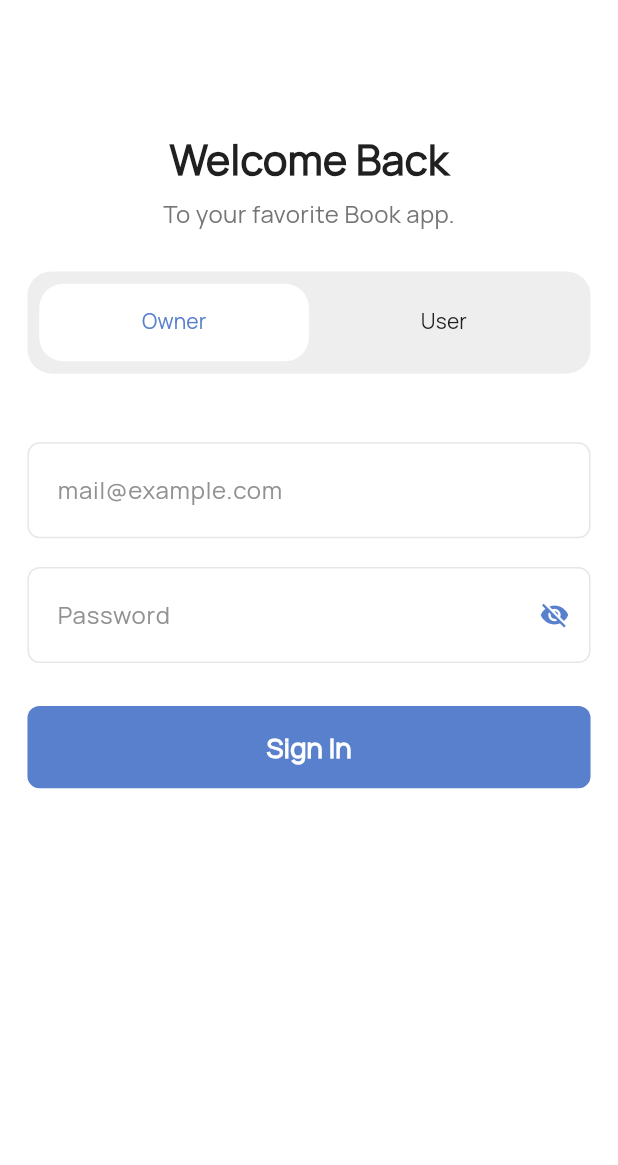
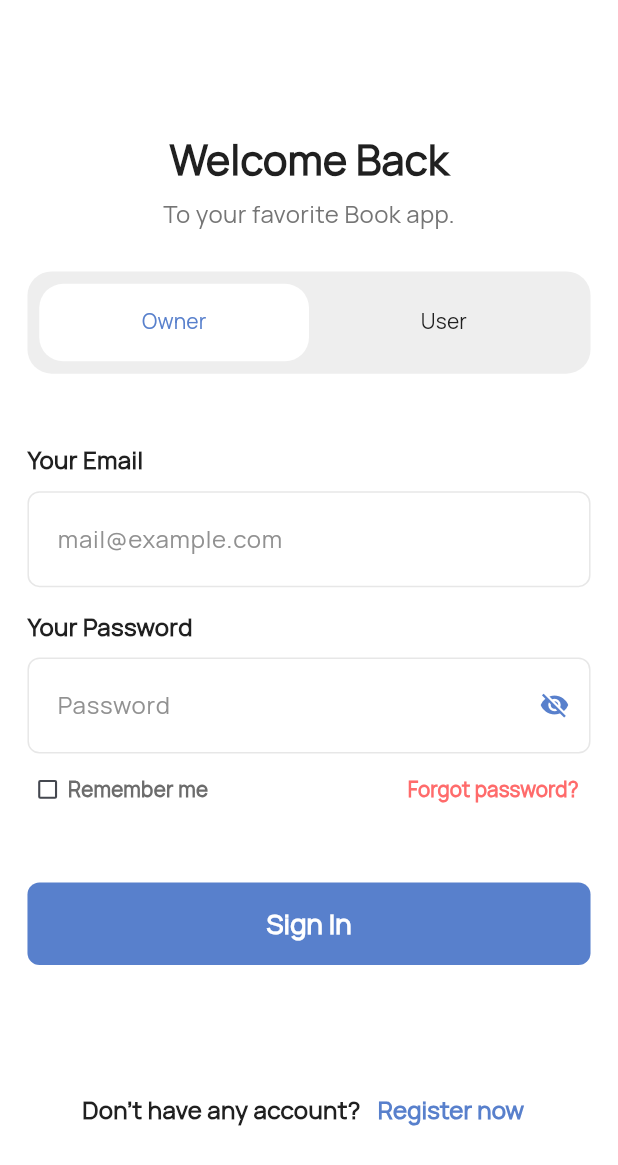
Before and after one commit to Sayeed-Maheen/Falaj-User-App, a Flutter app: the LoginScreen screen opened directly, on a phone screen of 412 x 824 dp. Shown: the top 1165 px of the screen. Run offline on Flutter 3.47's test engine with Material 2 defaults, Android fonts, the phone set to English and light mode, and no system bars; our stand-ins replace flutter_screenutil, flutter_svg, shared_preferences; accounts and stored records are empty.

Commit message:
16.08.23

```diff
--- /dev/null
+++ b/lib/design_models/remember_me_model.dart
@@ -0,0 +1,57 @@
+import 'package:flutter/material.dart';
+import 'package:flutter_screenutil/flutter_screenutil.dart';
+
+import '../utils/app_colors.dart';
+
+
+class RememberMeModel extends StatefulWidget {
+  const RememberMeModel({super.key});
+
+  @override
+  State<RememberMeModel> createState() => _RememberMeModelState();
+}
+
+class _RememberMeModelState extends State<RememberMeModel> {
+  bool? check1 = false;
+  @override
+  Widget build(BuildContext context) {
+    return Row(
+      mainAxisAlignment: MainAxisAlignment.start,
+      children: [
+        Padding(
+          padding: const EdgeInsets.symmetric(horizontal: 2, vertical: 12),
+          child: Theme(
+            data: Theme.of(context).copyWith(
+              unselectedWidgetColor: AppColors.colorBlackLowerEmp,
+            ),
+            child: Transform.scale(
+              scale: 0.7,
+              child: SizedBox(
+                height: 20.h,
+                width: 20.w,
+                child: Checkbox(
+                    materialTapTargetSize: MaterialTapTargetSize.shrinkWrap,
+                    shape: RoundedRectangleBorder(
+                        borderRadius: BorderRadius.circular(2)),
+                    value: check1,
+                    onChanged: (bool? value) {
+                      setState(() {
+                        check1 = value;
+                      });
+                    }),
+              ),
+            ),
+          ),
+        ),
+        Text(
+          "Remember me",
+          style: TextStyle(
+            fontSize: 12.sp,
+            fontWeight: FontWeight.w600,
+            color: AppColors.colorBlackLowerEmp,
+          ),
+        ),
+      ],
+    );
+  }
+}
--- a/lib/main.dart
+++ b/lib/main.dart
@@ -1,4 +1,5 @@
 import 'package:falaj_user_app/screens/onboarding_screen.dart';
+import 'package:falaj_user_app/utils/app_colors.dart';
 import 'package:flutter/material.dart';
 import 'package:flutter/services.dart';
 import 'package:flutter_screenutil/flutter_screenutil.dart';
@@ -25,7 +26,7 @@ class MyApp extends StatelessWidget {
           debugShowCheckedModeBanner: false,
           title: 'Flutter Demo',
           theme: ThemeData(
-            colorScheme: ColorScheme.fromSeed(seedColor: Colors.deepPurple),
+            colorScheme: ColorScheme.fromSeed(seedColor: AppColors.colorPrimary),
             useMaterial3: true,
             fontFamily: "Manrope"
           ),
--- a/lib/screens/login_screen.dart
+++ b/lib/screens/login_screen.dart
@@ -1,3 +1,4 @@
+import 'package:falaj_user_app/design_models/remember_me_model.dart';
 import 'package:falaj_user_app/utils/app_colors.dart';
 import 'package:flutter/material.dart';
 import 'package:flutter_screenutil/flutter_screenutil.dart';
@@ -38,7 +39,9 @@ class _LoginScreenState extends State<LoginScreen>
       body: SafeArea(
           child: Form(
         key: _formField,
+        child: SingleChildScrollView(
           child: Column(
+            crossAxisAlignment: CrossAxisAlignment.start,
             children: [
               Padding(
                 padding: REdgeInsets.only(top: 76),
@@ -101,6 +104,18 @@ class _LoginScreenState extends State<LoginScreen>
                   indicatorSize: TabBarIndicatorSize.tab,
                 ),
               ),
+              Padding(
+                padding: REdgeInsets.symmetric(horizontal: 16),
+                child: Text(
+                  "Your Email",
+                  style: TextStyle(
+                    fontSize: 14.sp,
+                    fontWeight: FontWeight.w600,
+                    color: AppColors.colorBlackHighEmp,
+                  ),
+                ),
+              ),
+              SizedBox(height: 8.h),
               Container(
                 width: double.infinity,
                 margin: REdgeInsets.symmetric(horizontal: 16),
@@ -119,8 +134,8 @@ class _LoginScreenState extends State<LoginScreen>
                   },
                   style: const TextStyle(color: AppColors.colorBlackHighEmp),
                   decoration: InputDecoration(
-                  labelText: "mail@example.com",
-                  labelStyle: TextStyle(
+                    hintText: "mail@example.com",
+                    hintStyle: TextStyle(
                         color: AppColors.colorBlackMidEmp,
                         fontWeight: FontWeight.w300,
                         fontSize: 14.sp),
@@ -156,7 +171,19 @@ class _LoginScreenState extends State<LoginScreen>
                   ),
                 ),
               ),
-            SizedBox(height: 16.h),
+              SizedBox(height: 12.h),
+              Padding(
+                padding: REdgeInsets.symmetric(horizontal: 16),
+                child: Text(
+                  "Your Password",
+                  style: TextStyle(
+                    fontSize: 14.sp,
+                    fontWeight: FontWeight.w600,
+                    color: AppColors.colorBlackHighEmp,
+                  ),
+                ),
+              ),
+              SizedBox(height: 8.h),
               Container(
                 width: double.infinity,
                 margin: REdgeInsets.symmetric(horizontal: 16),
@@ -172,8 +199,8 @@ class _LoginScreenState extends State<LoginScreen>
                   style: const TextStyle(color: AppColors.colorBlackHighEmp),
                   obscureText: obscureText,
                   decoration: InputDecoration(
-                  labelText: "Password",
-                  labelStyle: TextStyle(
+                    hintText: "Password",
+                    hintStyle: TextStyle(
                         color: AppColors.colorBlackMidEmp,
                         fontWeight: FontWeight.w300,
                         fontSize: 14.sp),
@@ -221,7 +248,31 @@ class _LoginScreenState extends State<LoginScreen>
                   ),
                 ),
               ),
-            SizedBox(height: 24.h),
+              Padding(
+                padding: REdgeInsets.symmetric(horizontal: 16),
+                child: Row(
+                  mainAxisAlignment: MainAxisAlignment.spaceBetween,
+                  children: [
+                    const RememberMeModel(),
+                    TextButton(
+                      onPressed: () {},
+                      style: TextButton.styleFrom(
+                          padding: const EdgeInsets.all(8),
+                          minimumSize: const Size(50, 20),
+                          tapTargetSize: MaterialTapTargetSize.shrinkWrap),
+                      child: Text(
+                        'Forgot password?',
+                        style: TextStyle(
+                          fontSize: 12.sp,
+                          fontWeight: FontWeight.w600,
+                          color: AppColors.colorRed,
+                        ),
+                      ),
+                    ),
+                  ],
+                ),
+              ),
+              SizedBox(height: 32.h),
               Padding(
                 padding: REdgeInsets.symmetric(horizontal: 16),
                 child: MyButton(
@@ -240,7 +291,40 @@ class _LoginScreenState extends State<LoginScreen>
                     },
                     text: "Sign In"),
               ),
+              SizedBox(height: 64.h),
+              Padding(
+                padding: REdgeInsets.symmetric(horizontal: 16),
+                child: Row(
+                  mainAxisAlignment: MainAxisAlignment.center,
+                  children: [
+                    Text(
+                      "Don’t have any account? ",
+                      style: TextStyle(
+                        fontSize: 14.sp,
+                        fontWeight: FontWeight.w600,
+                        color: AppColors.colorBlackHighEmp,
+                      ),
+                    ),
+                    TextButton(
+                      onPressed: () {},
+                      style: TextButton.styleFrom(
+                          padding: const EdgeInsets.all(8),
+                          minimumSize: const Size(50, 20),
+                          tapTargetSize: MaterialTapTargetSize.shrinkWrap),
+                      child: Text(
+                        'Register now',
+                        style: TextStyle(
+                          fontSize: 14.sp,
+                          fontWeight: FontWeight.w600,
+                          color: AppColors.colorPrimary,
+                        ),
+                      ),
+                    ),
                   ],
+                ),
+              ),
+            ],
+          ),
         ),
       )),
     );
--- a/lib/utils/app_colors.dart
+++ b/lib/utils/app_colors.dart
@@ -8,7 +8,6 @@ class AppColors {
   static const colorPrimaryLight = Color(0xffE7F8EF);
   static const colorPrimaryLighter = Color(0xffD6F5E9);
   static const colorAud = Color(0xffB4FFD5);
-
 
   static const colorSecondary = Color(0xffFFB44A);
   static const colorSecondaryLight = Color(0xffFFCE8A);
@@ -23,7 +22,8 @@ class AppColors {
   static const colorBlackHighEmp = Color(0xFF202020);
   static const colorBlackMidEmp = Color(0xFF919191);
   static const colorBlackLowEmp = Color(0xFF757575);
-  static const colorRed = Colors.red;
+  static const colorBlackLowerEmp = Color(0xFF6C6C6C);
+  static const colorRed = Color(0xFFFF6B6B);
 
   static const colorBlueDark = Color(0xff1B3149);
   static const colorBlueLight = Color(0xff90A0B2);
```
Also changed, not shown: 3 other files. Lines whose indentation alone changed are shown as unchanged.
